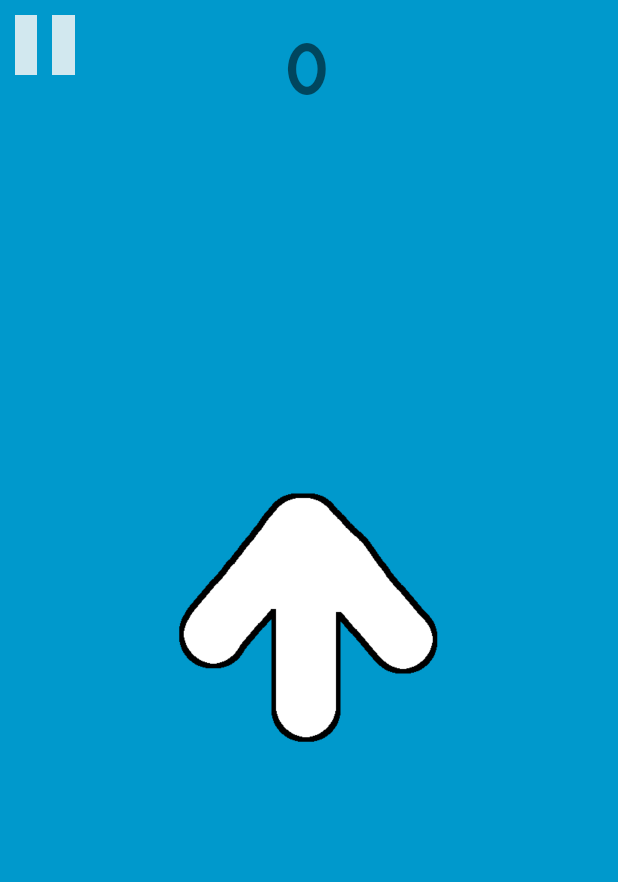
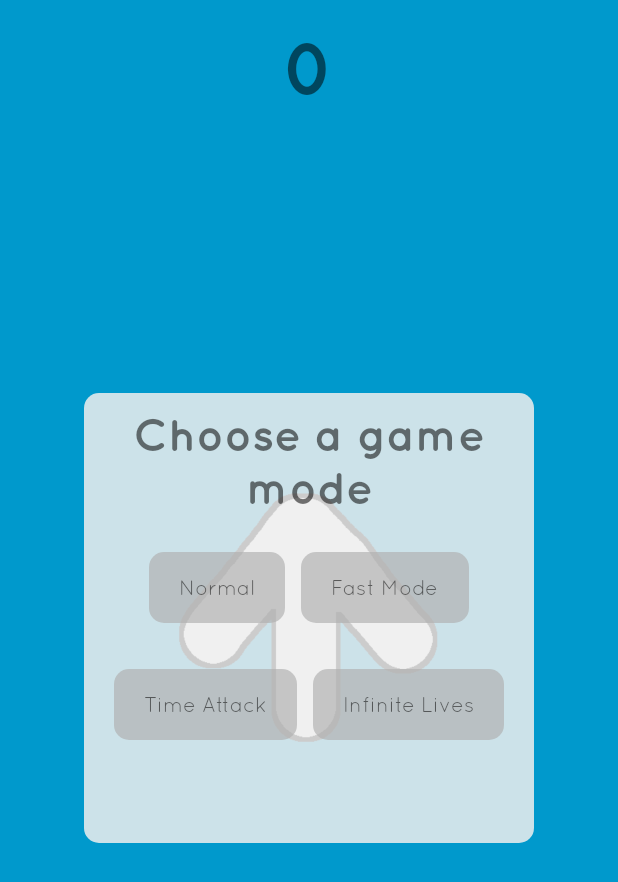
Before and after one commit to BenWu/FingerFlinger, an Android app: the GameActivity screen opened directly, with no data from a screen before it, on a phone screen of 412 x 824 dp. Shown: the top 882 px of the screen. Run offline under Robolectric (Android 15) with nearby library versions, the phone set to English and light mode, and no system bars.

Commit message:
added game modes and animation modes

```diff
--- /dev/null
+++ b/mobile/src/main/java/ca/benwu/fingerflinger/ui/GameOptionsFragment.java
@@ -0,0 +1,123 @@
+package ca.benwu.fingerflinger.ui;
+
+import android.app.Fragment;
+import android.graphics.Typeface;
+import android.os.Bundle;
+import android.support.annotation.Nullable;
+import android.view.LayoutInflater;
+import android.view.View;
+import android.view.ViewGroup;
+import android.widget.TextView;
+
+import ca.benwu.fingerflinger.R;
+
+/**
+ * Created by Ben Wu on 12/19/2015.
+ */
+public class GameOptionsFragment extends Fragment {
+
+    private static final String KEY_TYPE = "OPTION_TYPE";
+
+    private GameActivity mActivity;
+
+    // isGameMode: true means selecting game mode, false means selecting animation mode
+    public static GameOptionsFragment create(GameActivity activity, boolean isGameMode) {
+        GameOptionsFragment fragment = new GameOptionsFragment();
+        fragment.setActivity(activity);
+
+        Bundle args = new Bundle();
+        args.putBoolean(KEY_TYPE, isGameMode);
+        fragment.setArguments(args);
+
+        return fragment;
+    }
+
+    public void setActivity(GameActivity activity) {
+        mActivity = activity;
+    }
+
+    @Nullable
+    @Override
+    public View onCreateView(LayoutInflater inflater, ViewGroup container, Bundle savedInstanceState) {
+        boolean isGameMode = getArguments().getBoolean(KEY_TYPE);
+
+        View view = inflater.inflate(R.layout.fragment_game_options, container, false);
+
+        TextView title = (TextView) view.findViewById(R.id.optionsTitle);
+        TextView button1 = (TextView) view.findViewById(R.id.optionButton1);
+        TextView button2 = (TextView) view.findViewById(R.id.optionButton2);
+        TextView button3 = (TextView) view.findViewById(R.id.optionButton3);
+        TextView button4 = (TextView) view.findViewById(R.id.optionButton4);
+
+        title.setText(isGameMode ? R.string.game_mode_options : R.string.anim_mode_options);
+        button1.setText(isGameMode ? R.string.mode_normal : R.string.mode_normal_anim);
+        button2.setText(isGameMode ? R.string.mode_fast : R.string.mode_wacky);
+        button3.setText(isGameMode ? R.string.mode_time_attack : R.string.mode_easy);
+        button4.setText(isGameMode ? R.string.mode_infinite : R.string.mode_none);
+
+        title.setTypeface(Typeface.createFromAsset(mActivity.getAssets(), "fonts/Quicksand-Bold.otf"));
+        button1.setTypeface(Typeface.createFromAsset(mActivity.getAssets(), "fonts/Quicksand-Regular.otf"));
+        button2.setTypeface(Typeface.createFromAsset(mActivity.getAssets(), "fonts/Quicksand-Regular.otf"));
+        button3.setTypeface(Typeface.createFromAsset(mActivity.getAssets(), "fonts/Quicksand-Regular.otf"));
+        button4.setTypeface(Typeface.createFromAsset(mActivity.getAssets(), "fonts/Quicksand-Regular.otf"));
+
+        if(isGameMode) {
+            button1.setOnClickListener(new View.OnClickListener() {
+                @Override
+                public void onClick(View v) {
+                    mActivity.openAnimOptions();
+                }
+            });
+            button2.setOnClickListener(new View.OnClickListener() {
+                @Override
+                public void onClick(View v) {
+                    mActivity.setTimeLimit(600);
+                    mActivity.openAnimOptions();
+                }
+            });
+            button3.setOnClickListener(new View.OnClickListener() {
+                @Override
+                public void onClick(View v) {
+                    mActivity.setTimeAttack();
+                    mActivity.openAnimOptions();
+                }
+            });
+            button4.setOnClickListener(new View.OnClickListener() {
+                @Override
+                public void onClick(View v) {
+                    mActivity.setNoLives();
+                    mActivity.openAnimOptions();
+                }
+            });
+        } else {
+            button1.setOnClickListener(new View.OnClickListener() {
+                @Override
+                public void onClick(View v) {
+                    mActivity.closeAnimOptions();
+                }
+            });
+            button2.setOnClickListener(new View.OnClickListener() {
+                @Override
+                public void onClick(View v) {
+                    mActivity.setWacky();
+                    mActivity.closeAnimOptions();
+                }
+            });
+            button3.setOnClickListener(new View.OnClickListener() {
+                @Override
+                public void onClick(View v) {
+                    mActivity.setEasy();
+                    mActivity.closeAnimOptions();
+                }
+            });
+            button4.setOnClickListener(new View.OnClickListener() {
+                @Override
+                public void onClick(View v) {
+                    mActivity.setNoAnim();
+                    mActivity.closeAnimOptions();
+                }
+            });
+        }
+        return view;
+    }
+}
--- /dev/null
+++ b/mobile/src/main/res/drawable/timer_progress_dark.xml
@@ -0,0 +1,12 @@
+<?xml version="1.0" encoding="utf-8"?>
+<layer-list xmlns:android="http://schemas.android.com/apk/res/android" >
+
+    <item
+        android:id="@android:id/background"
+        android:drawable="@android:color/transparent"/>
+
+    <item android:id="@android:id/progress">
+        <clip android:drawable="@color/progressBarDarkBlue" />
+    </item>
+
+</layer-list>
--- a/mobile/src/main/res/layout/activity_game.xml
+++ b/mobile/src/main/res/layout/activity_game.xml
@@ -20,6 +20,16 @@
         android:layout_marginStart="20dp"
         android:layout_marginEnd="20dp"
         android:background="@color/backgroundDefault" />
+
+    <ProgressBar
+        android:id="@+id/timeAttackTimer"
+        android:layout_width="match_parent"
+        android:layout_height="match_parent"
+        android:layout_gravity="center"
+        android:rotation="90"
+        android:progressDrawable="@drawable/timer_progress_dark"
+        style="@android:style/Widget.Holo.ProgressBar.Horizontal"/>
+
 
     <TextView
         android:id="@+id/scoreCount"
@@ -82,19 +92,26 @@
 
     </FrameLayout>
 
-    <RelativeLayout
+    <LinearLayout
         android:id="@+id/gamePauseButton"
         android:layout_margin="10dp"
         android:layout_width="40dp"
-        android:layout_height="40dp"
-        android:background="@drawable/pause_button" >
+        android:layout_height="40dp">
+
+        <View
+            android:layout_width="15dp"
+            android:layout_height="match_parent"
+            android:background="@drawable/pause_button"/>
 
         <View
             android:layout_width="10dp"
+            android:layout_height="match_parent" />
+
+        <View
+            android:layout_width="15dp"
             android:layout_height="match_parent"
-            android:layout_centerHorizontal="true"
-            android:background="@color/backgroundDefault" />
+            android:background="@drawable/pause_button"/>
 
-    </RelativeLayout>
+    </LinearLayout>
 
 </FrameLayout>
--- /dev/null
+++ b/mobile/src/main/res/layout/fragment_game_options.xml
@@ -0,0 +1,80 @@
+<?xml version="1.0" encoding="utf-8"?>
+<LinearLayout xmlns:android="http://schemas.android.com/apk/res/android"
+    android:layout_width="match_parent"
+    android:layout_height="match_parent"
+    android:orientation="vertical"
+    android:background="@drawable/bg_floating_box">
+
+    <TextView
+        android:id="@+id/optionsTitle"
+        android:padding="10dp"
+        android:textSize="30sp"
+        android:textAlignment="center"
+        android:layout_width="match_parent"
+        android:layout_height="wrap_content" />
+
+    <LinearLayout
+        android:layout_width="wrap_content"
+        android:layout_height="wrap_content"
+        android:layout_gravity="center"
+        android:layout_marginTop="10dp"
+        android:layout_marginBottom="20dp">
+
+        <TextView
+            android:id="@+id/optionButton1"
+            android:layout_gravity="center"
+            android:paddingTop="15dp"
+            android:paddingBottom="15dp"
+            android:paddingEnd="20dp"
+            android:paddingStart="20dp"
+            android:layout_margin="5dp"
+            android:layout_width="wrap_content"
+            android:layout_height="wrap_content"
+            android:background="@drawable/bg_main_buttons" />
+
+        <TextView
+            android:id="@+id/optionButton2"
+            android:layout_gravity="center"
+            android:paddingTop="15dp"
+            android:paddingBottom="15dp"
+            android:paddingEnd="20dp"
+            android:paddingStart="20dp"
+            android:layout_margin="5dp"
+            android:layout_width="wrap_content"
+            android:layout_height="wrap_content"
+            android:background="@drawable/bg_main_buttons"/>
+
+    </LinearLayout>
+
+    <LinearLayout
+        android:layout_width="wrap_content"
+        android:layout_height="wrap_content"
+        android:layout_gravity="center">
+
+        <TextView
+            android:id="@+id/optionButton3"
+            android:layout_gravity="center"
+            android:paddingTop="15dp"
+            android:paddingBottom="15dp"
+            android:paddingEnd="20dp"
+            android:paddingStart="20dp"
+            android:layout_margin="5dp"
+            android:layout_width="wrap_content"
+            android:layout_height="wrap_content"
+            android:background="@drawable/bg_main_buttons"/>
+
+        <TextView
+            android:id="@+id/optionButton4"
+            android:layout_gravity="center"
+            android:paddingTop="15dp"
+            android:paddingBottom="15dp"
+            android:paddingEnd="20dp"
+            android:paddingStart="20dp"
+            android:layout_margin="5dp"
+            android:layout_width="wrap_content"
+            android:layout_height="wrap_content"
+            android:background="@drawable/bg_main_buttons"/>
+
+    </LinearLayout>
+
+</LinearLayout>
--- a/mobile/src/main/res/values/colors.xml
+++ b/mobile/src/main/res/values/colors.xml
@@ -9,6 +9,7 @@
     <color name="backgroundDefault">#0099cc</color>
 
     <color name="progressBarBlue">#00d0ff</color>
+    <color name="progressBarDarkBlue">#01579b</color>
 
     <color name="white80">#dbeeeeee</color>
     <color name="white">#dbf5f5f5</color>
--- a/mobile/src/main/res/values/strings.xml
+++ b/mobile/src/main/res/values/strings.xml
@@ -22,6 +22,15 @@
     <string name="resume_button">Resume</string>
     <string name="ok_button">OK</string>
 
-    <string name="dummy_button">Dummy Button</string>
-    <string name="dummy_content">DUMMY\nCONTENT</string>
+    <string name="game_mode_options">Choose a game mode</string>
+    <string name="mode_infinite">Infinite Lives</string>
+    <string name="mode_time_attack">Time Attack</string>
+    <string name="mode_normal">Normal</string>
+    <string name="mode_fast">Fast Mode</string>
+
+    <string name="anim_mode_options">Choose an animation mode</string>
+    <string name="mode_normal_anim">Normal</string>
+    <string name="mode_wacky">Wacky</string>
+    <string name="mode_easy">Easy</string>
+    <string name="mode_none">None</string>
 </resources>
```
Also changed, not shown: mobile/src/main/java/ca/benwu/fingerflinger/ui/GameActivity.java (+126 -16 lines).
